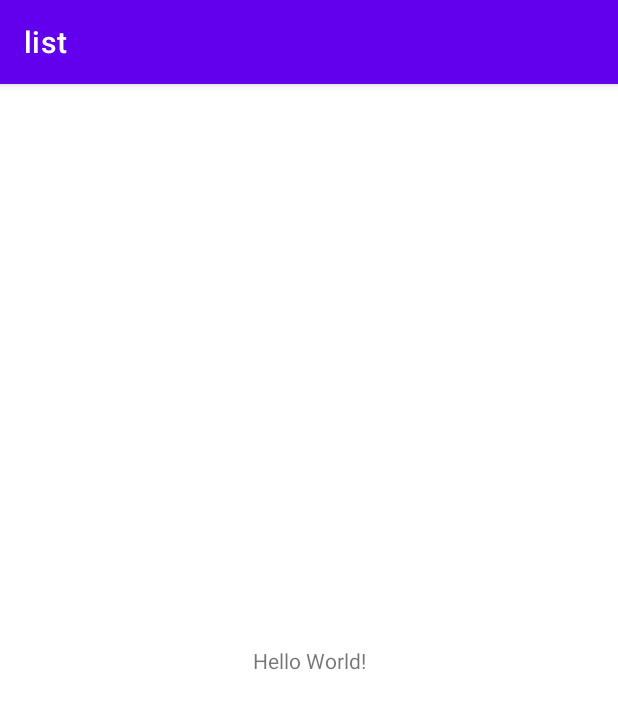
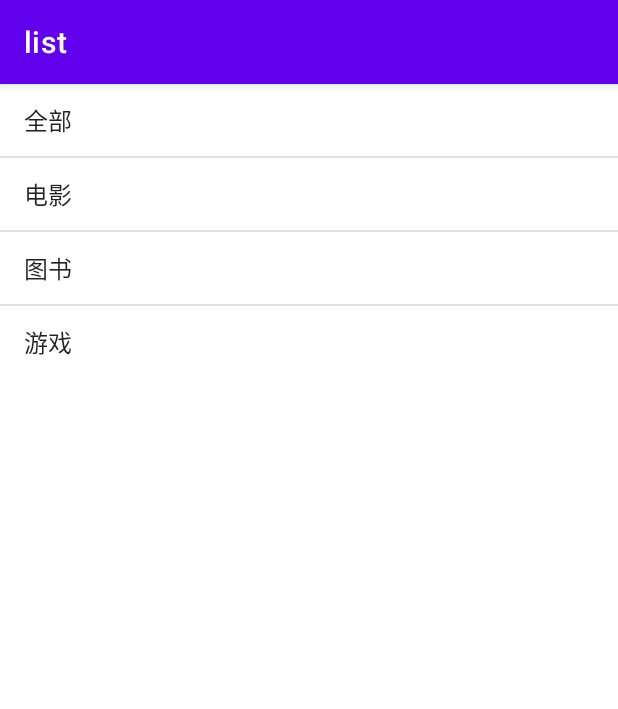
Before and after one commit to qqxnz/android, an Android app: the screen it shows after launch (MainActivity), on a phone screen of 412 x 824 dp. Shown: the top 709 px of the screen. Run offline under Robolectric (Android 15) with nearby library versions, the phone set to English and light mode, and no system bars.

Commit message:
add static list

```diff
--- a/list/app/src/main/java/com/qqxnz/list/MainActivity.java
+++ b/list/app/src/main/java/com/qqxnz/list/MainActivity.java
@@ -3,12 +3,27 @@ package com.qqxnz.list;
 import androidx.appcompat.app.AppCompatActivity;
 
 import android.os.Bundle;
+import android.widget.ArrayAdapter;
+import android.widget.ListView;
+
+import java.util.List;
 
 public class MainActivity extends AppCompatActivity {
+    ListView listView;
+    ListView listView1;
 
     @Override
     protected void onCreate(Bundle savedInstanceState) {
         super.onCreate(savedInstanceState);
         setContentView(R.layout.activity_main);
+
+//        String[] strings = new String[]{"全部","电影","图书","游戏","电视"};
+
+        listView = findViewById(R.id.listView);
+//
+//        ArrayAdapter<String> adapter = new ArrayAdapter<String>(this, android.R.layout.simple_list_item_1,strings);
+//
+//        listView.setAdapter(adapter);
+
     }
 }
--- a/list/app/src/main/res/layout/activity_main.xml
+++ b/list/app/src/main/res/layout/activity_main.xml
@@ -6,13 +6,21 @@
     android:layout_height="match_parent"
     tools:context=".MainActivity">
 
-    <TextView
-        android:layout_width="wrap_content"
-        android:layout_height="wrap_content"
-        android:text="Hello World!"
-        app:layout_constraintBottom_toBottomOf="parent"
-        app:layout_constraintLeft_toLeftOf="parent"
-        app:layout_constraintRight_toRightOf="parent"
-        app:layout_constraintTop_toTopOf="parent" />
+    <LinearLayout
+        android:layout_width="match_parent"
+        android:layout_height="match_parent"
+        >
+        <ListView
+            android:id="@+id/listView"
+            android:layout_width="match_parent"
+            android:layout_height="wrap_content"
+            android:entries="@array/ctype"
+            ></ListView>
 
+        <ListView
+            android:id="@+id/listView1"
+            android:layout_width="match_parent"
+            android:layout_height="wrap_content"
+            ></ListView>
+    </LinearLayout>
 </androidx.constraintlayout.widget.ConstraintLayout>
--- a/list/app/src/main/res/values/strings.xml
+++ b/list/app/src/main/res/values/strings.xml
@@ -1,3 +1,9 @@
 <resources>
     <string name="app_name">list</string>
+    <string-array name="ctype">
+        <item>全部</item>
+        <item>电影</item>
+        <item>图书</item>
+        <item>游戏</item>
+    </string-array>
 </resources>
```
Also changed, not shown: list/app/src/main/res/layout/list_item.xml (added, +17 -0 lines).
